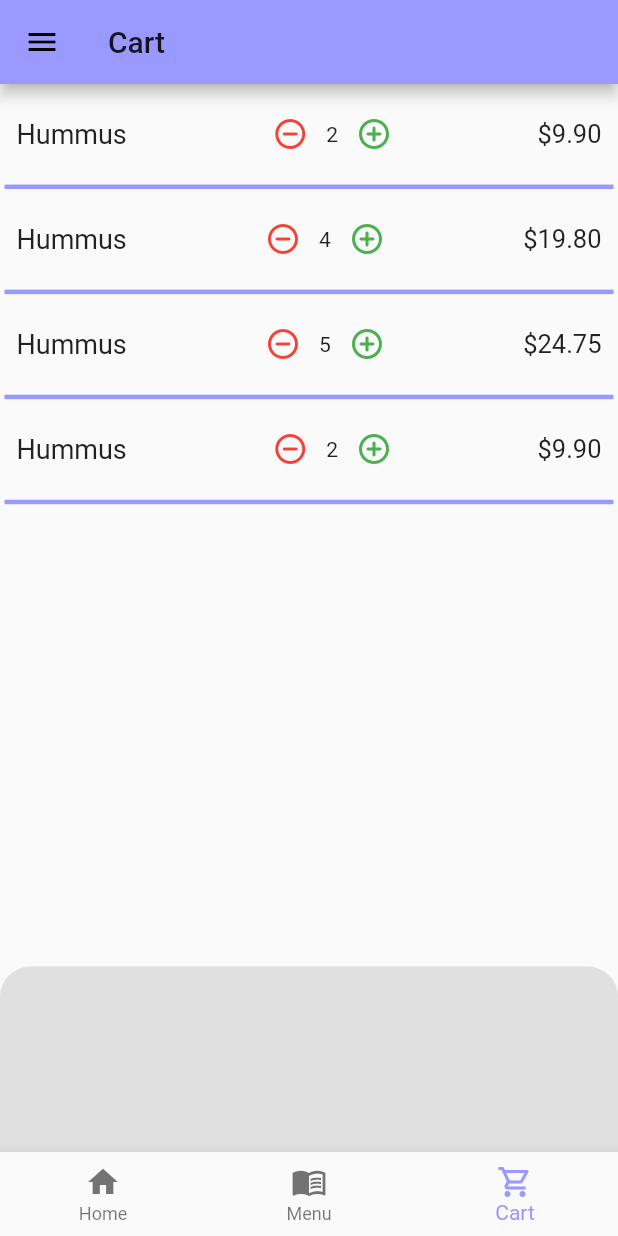
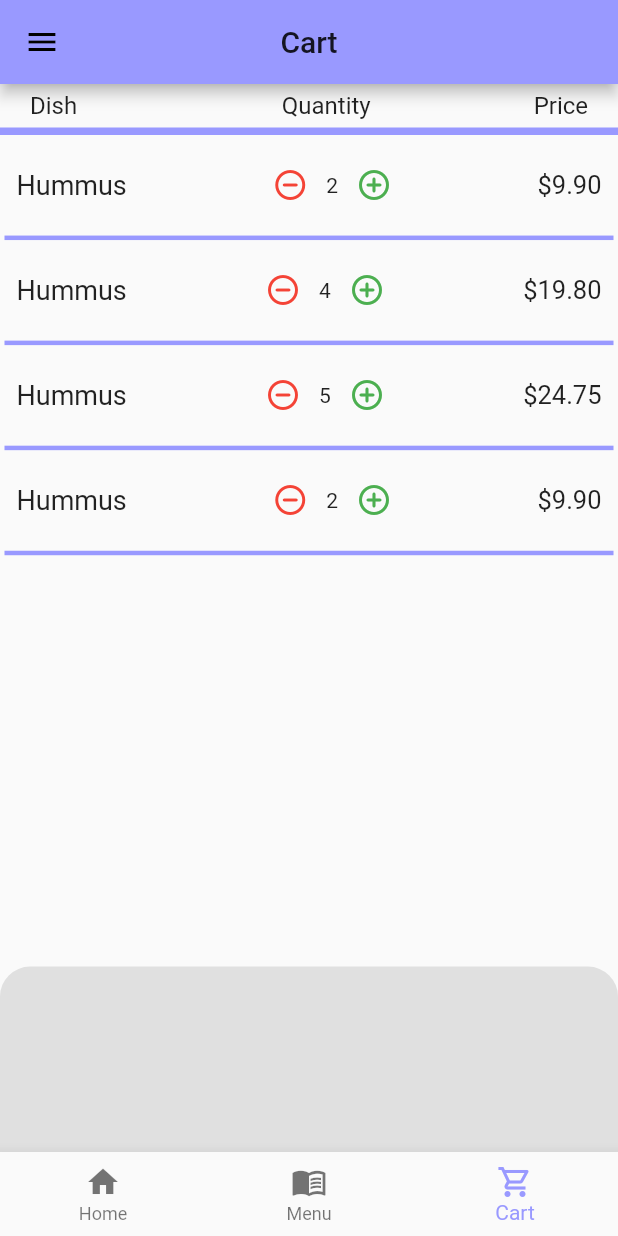
Before and after one commit to MohanpreetS/flutter_projects, a Flutter app: the screen it shows after launch, scrolled down 128 dp, after a tap on the "shopping cart" icon, after a tap on the "remove circle outline" icon, on a phone screen of 412 x 824 dp. Run offline on Flutter 3.47's test engine with Material 2 defaults, Android fonts, the phone set to English and light mode, and no system bars; our stand-ins replace carousel_slider, shared_preferences, sticky_headers.

Commit message:
android adjustments

```diff
--- a/rodhos/lib/providers/order.dart
+++ b/rodhos/lib/providers/order.dart
@@ -60,15 +60,19 @@ class Order with ChangeNotifier {
 
   void increaseCount(String orderItemId) {
     int index =
-        orderItems.indexWhere((element) => element.orderItemId == orderItemId);
-    orderItems[index].quantity++;
+        _orderItems.indexWhere((element) => element.orderItemId == orderItemId);
+    _orderItems[index].quantity++;
     notifyListeners();
   }
 
   void decreaseCount(String orderItemId) {
     int index =
-        orderItems.indexWhere((element) => element.orderItemId == orderItemId);
-    orderItems[index].quantity--;
+        _orderItems.indexWhere((element) => element.orderItemId == orderItemId);
+    if (_orderItems[index].quantity == 1) {
+      _orderItems.removeAt(index);
+    } else {
+      _orderItems[index].quantity--;
+    }
     notifyListeners();
   }
 }
--- a/rodhos/lib/screens/cart_screen.dart
+++ b/rodhos/lib/screens/cart_screen.dart
@@ -21,10 +21,52 @@ class _CartScreenState extends State<CartScreen> {
       drawer: MainDrawer(),
       appBar: AppBar(
         title: Text('Cart'),
+        centerTitle: true,
       ),
       body: Column(
         mainAxisAlignment: MainAxisAlignment.spaceBetween,
         children: [
+          Column(
+            children: [
+              Container(
+                child: Row(
+                  mainAxisAlignment: MainAxisAlignment.spaceAround,
+                  children: [
+                    SizedBox(
+                      width: 20,
+                    ),
+                    Expanded(
+                        child: Text(
+                      'Dish',
+                      style: TextStyle(fontSize: 16),
+                    )),
+                    Expanded(
+                      child: Text(
+                        'Quantity',
+                        style: TextStyle(fontSize: 16),
+                      ),
+                    ),
+                    Text(
+                      'Price',
+                      style: TextStyle(fontSize: 16),
+                    ),
+                    SizedBox(
+                      width: 20,
+                    ),
+                  ],
+                ),
+                padding: EdgeInsets.symmetric(
+                  vertical: 5,
+                ),
+                decoration: BoxDecoration(
+                  border: Border(
+                    bottom: BorderSide(
+                      color: Theme.of(context).primaryColor,
+                      width: 5,
+                    ),
+                  ),
+                ),
+              ),
               Container(
                 child: ListView.builder(
                   itemBuilder: (c, i) {
@@ -32,7 +74,9 @@ class _CartScreenState extends State<CartScreen> {
                   },
                   itemCount: order.orderItems.length,
                 ),
-            height: mQuery.size.height * 0.6,
+                height: mQuery.size.height * 0.58,
+              ),
+            ],
           ),
           Container(
             height: mQuery.size.height * 0.15,
--- a/rodhos/lib/screens/home_screen.dart
+++ b/rodhos/lib/screens/home_screen.dart
@@ -82,7 +82,7 @@ class _HomeScreenState extends State<HomeScreen> {
                       );
                     }).toList(),
                     options: CarouselOptions(
-                      height: mQuery.size.height * 0.19,
+                      height: mQuery.size.height * 0.18,
                       aspectRatio: 16 / 9,
                       viewportFraction: 1,
                       initialPage: 0,
--- a/rodhos/lib/screens/menu_screen.dart
+++ b/rodhos/lib/screens/menu_screen.dart
@@ -24,6 +24,7 @@ class _MenuScreenState extends State<MenuScreen> {
       drawer: MainDrawer(),
       appBar: AppBar(
         title: Text('Menu'),
+        centerTitle: true,
         actions: [
           IconButton(
             onPressed: () {
--- a/rodhos/lib/widgets/dish_tile.dart
+++ b/rodhos/lib/widgets/dish_tile.dart
@@ -83,7 +83,7 @@ class DishTile extends StatelessWidget {
           ),
         ],
       ),
-      height: MediaQuery.of(context).size.height * 0.1,
+      height: MediaQuery.of(context).size.height * 0.11,
       padding: EdgeInsets.all(10),
       margin: EdgeInsets.all(8),
       decoration: BoxDecoration(
```
Lines whose indentation alone changed are shown as unchanged.
